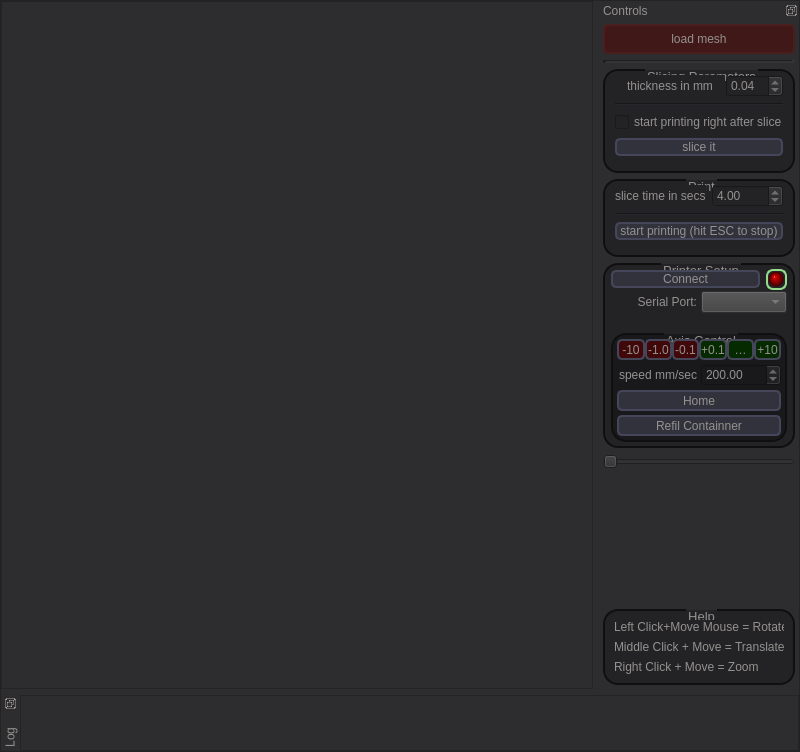
This is host/draft.ui in hradec/chemshapes as Qt 5 draws it before an edit. The edited form follows.
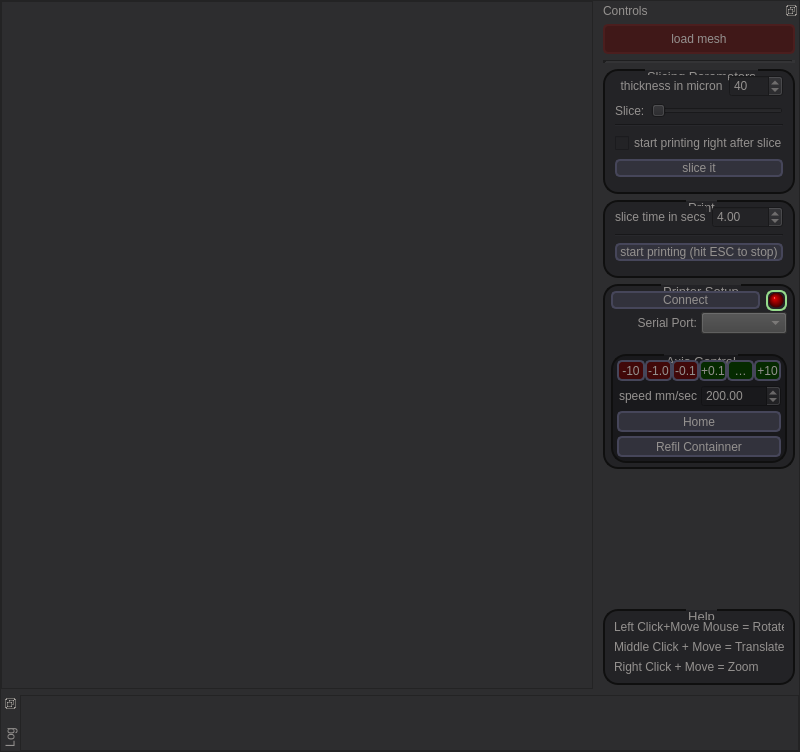
This is the edited form.

Commit message: logs now have computer name on the filename fixed frag/vertex shader to run on earlier hardware thickness now drives the GPU slicer moved slice slider below thickness slice slider now respects the actual size of a model.

Patch:
```diff
--- a/host/draft.ui
+++ b/host/draft.ui
@@ -309,7 +309,7 @@
                    <enum>Qt::LeftToRight</enum>
                   </property>
                   <property name="text">
-                   <string>thickness in mm</string>
+                   <string>thickness in micron</string>
                   </property>
                   <property name="alignment">
                    <set>Qt::AlignCenter</set>
@@ -340,11 +340,41 @@
 
 border-color: rgb(14, 12, 47);</string>
                   </property>
+                  <property name="decimals">
+                   <number>0</number>
+                  </property>
+                  <property name="maximum">
+                   <double>1000.000000000000000</double>
+                  </property>
                   <property name="singleStep">
                    <double>0.010000000000000</double>
                   </property>
                   <property name="value">
-                   <double>0.040000000000000</double>
+                   <double>40.000000000000000</double>
+                  </property>
+                 </widget>
+                </item>
+               </layout>
+              </item>
+              <item>
+               <layout class="QHBoxLayout" name="horizontalLayout_5">
+                <item>
+                 <widget class="QLabel" name="label_8">
+                  <property name="toolTip">
+                   <string>Change the visible slice in the viewport</string>
+                  </property>
+                  <property name="text">
+                   <string>Slice:</string>
+                  </property>
+                 </widget>
+                </item>
+                <item>
+                 <widget class="QSlider" name="layer">
+                  <property name="toolTip">
+                   <string>Change the visible slice in the viewport</string>
+                  </property>
+                  <property name="orientation">
+                   <enum>Qt::Horizontal</enum>
                   </property>
                  </widget>
                 </item>
@@ -359,6 +389,9 @@
               </item>
               <item>
                <widget class="QCheckBox" name="startPrintAfterSlice">
+                <property name="enabled">
+                 <bool>true</bool>
+                </property>
                 <property name="text">
                  <string>start printing right after slice</string>
                 </property>
@@ -711,13 +744,6 @@
              </layout>
             </widget>
            </item>
-           <item>
-            <widget class="QSlider" name="layer">
-             <property name="orientation">
-              <enum>Qt::Horizontal</enum>
-             </property>
-            </widget>
-           </item>
            <item>
             <spacer name="verticalSpacer">
              <property name="orientation">
```
Left out of the diff: 2 changed lines with no effect on the pictures. The commit also changes 5 other files.
